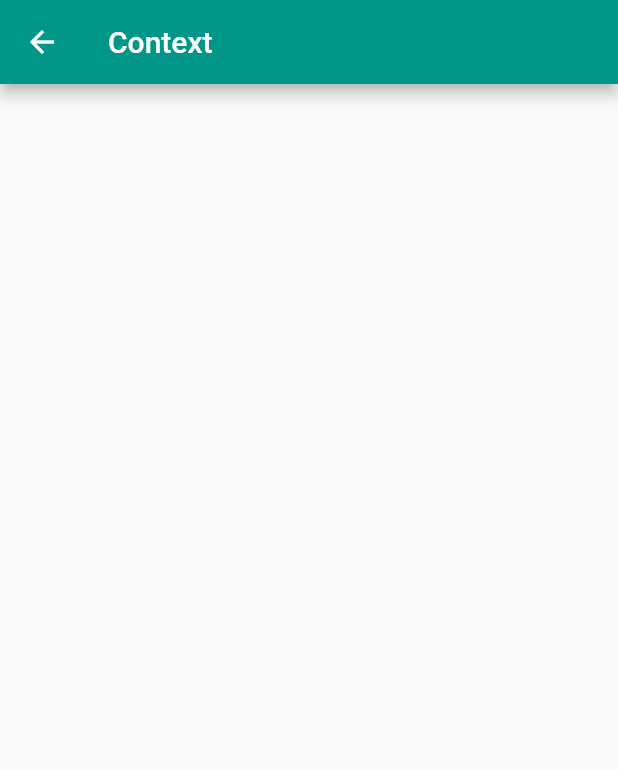
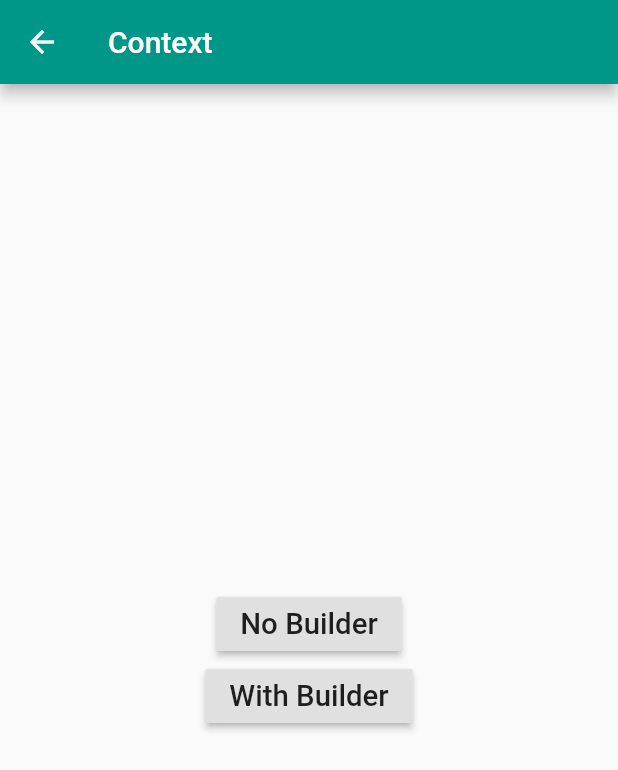
Before and after one commit to raveesh-me/state_management_experiments, a Flutter app: the screen it shows after launch, on a phone screen of 412 x 824 dp. Shown: the top 770 px of the screen. Run offline on Flutter 3.47's test engine with Material 2 defaults, Android fonts, the phone set to English and light mode, and no system bars.

Commit message:
completes context demonstration through parental love screen

```diff
--- a/lib/screens/parental_love_screen.dart
+++ b/lib/screens/parental_love_screen.dart
@@ -1,4 +1,5 @@
 import 'package:flutter/material.dart';
+import 'package:flutter/rendering.dart';
 
 class ParentalLoveScreen extends StatefulWidget {
   @override
@@ -7,8 +8,17 @@ class ParentalLoveScreen extends StatefulWidget {
 
 // the stateful widget that maintains colors
 class _ParentalLoveScreenState extends State<ParentalLoveScreen> {
-  String frogColor = 'green';
-  String birdColor = 'red';
+  showLove(BuildContext context) {
+    Scaffold.of(context).showSnackBar(
+      SnackBar(
+        content: Text(
+          'Mommy, I love you!',
+          textScaleFactor: 1.5,
+        ),
+        behavior: SnackBarBehavior.floating,
+      ),
+    );
+  }
 
   @override
   Widget build(BuildContext context) {
@@ -16,6 +26,30 @@ class _ParentalLoveScreenState extends State<ParentalLoveScreen> {
       appBar: AppBar(
         title: Text('Context'),
       ),
+      body: Center(
+        child: Column(
+          mainAxisAlignment: MainAxisAlignment.center,
+          crossAxisAlignment: CrossAxisAlignment.center,
+          children: <Widget>[
+            RaisedButton(
+              onPressed: () => showLove(context),
+              child: Text(
+                'No Builder',
+                textScaleFactor: 1.4,
+              ),
+            ),
+            Builder(
+              builder: (BuildContext newContext) => RaisedButton(
+                onPressed: () => showLove(newContext),
+                child: Text(
+                  'With Builder',
+                  textScaleFactor: 1.4,
+                ),
+              ),
+            )
+          ],
+        ),
+      ),
     );
   }
 }
```
